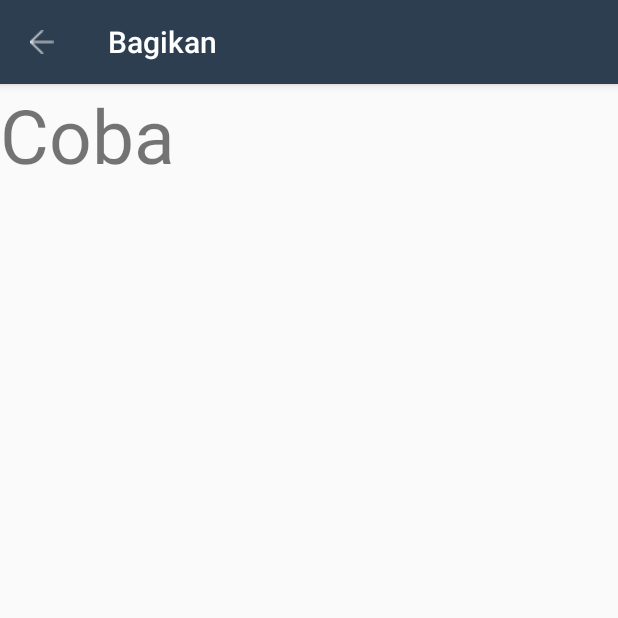
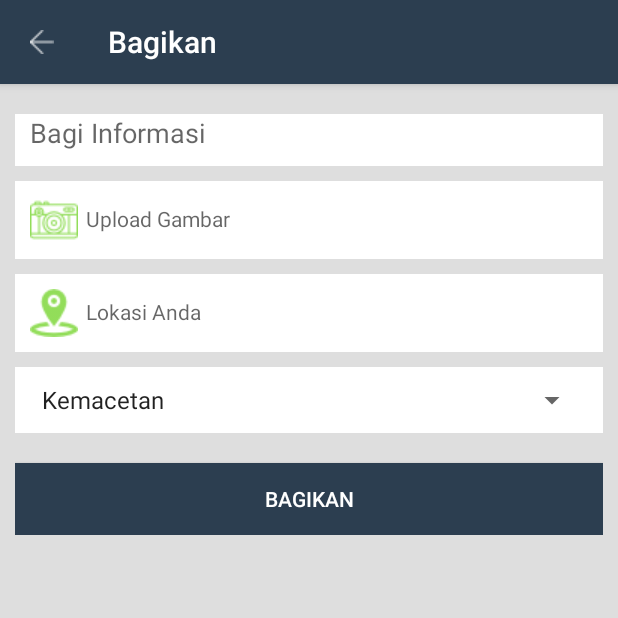
Before and after one commit to nyumon/jempol, an Android app: the NewPostActivity screen opened directly, with no data from a screen before it, on a phone screen of 412 x 824 dp, the top half of it. Run offline under Robolectric (Android 15) with nearby library versions, the phone set to English and light mode, and no system bars.

Commit message:
layout Activity_newpost

```diff
--- a/app/src/main/res/layout/activity_newpost.xml
+++ b/app/src/main/res/layout/activity_newpost.xml
@@ -2,7 +2,8 @@
     android:layout_width="match_parent"
     android:layout_height="match_parent"
     xmlns:app="http://schemas.android.com/apk/res-auto"
-    android:orientation="vertical">
+    android:orientation="vertical"
+    android:background="@color/colorSecondary">
     <android.support.design.widget.CoordinatorLayout xmlns:android="http://schemas.android.com/apk/res/android"
         xmlns:app="http://schemas.android.com/apk/res-auto"
         android:layout_width="match_parent"
@@ -26,14 +27,87 @@
            android:layout_width="match_parent"
            android:layout_height="match_parent"
            android:layout_marginTop="?attr/actionBarSize"
-           android:paddingTop="10sp">
+           android:paddingTop="20sp">
 
-           <TextView
+           <android.support.design.widget.TextInputLayout
                android:layout_width="match_parent"
                android:layout_height="wrap_content"
-               android:text="Coba"
-               android:textSize="50dp"
-               />
+               android:id="@+id/deskripsi"
+               android:padding="10sp">
+               <LinearLayout
+                   android:layout_width="match_parent"
+                   android:layout_height="wrap_content"
+                   android:orientation="vertical">
+                   <EditText
+                       android:layout_width="match_parent"
+                       android:layout_height="wrap_content"
+                       android:background="#fff"
+                       android:hint="Bagi Informasi"
+                       android:padding="10sp"/>
+                   <LinearLayout
+                       android:layout_width="match_parent"
+                       android:layout_height="wrap_content"
+                       android:background="#fff"
+                       android:layout_marginTop="10sp"
+                       android:orientation="horizontal"
+                       android:padding="10sp">
+                       <ImageButton
+                           android:id="@+id/UploadFoto"
+                           android:layout_width="wrap_content"
+                           android:layout_height="wrap_content"
+                           android:src="@drawable/technology"
+                           android:background="#fff"/>
+                       <TextView
+                           android:layout_width="wrap_content"
+                           android:layout_height="wrap_content"
+                           android:hint="Upload Gambar"
+                           android:padding="5sp"/>
+                   </LinearLayout>
+                   <LinearLayout
+                       android:layout_width="match_parent"
+                       android:layout_height="wrap_content"
+                       android:background="#fff"
+                       android:layout_marginTop="10sp"
+                       android:orientation="horizontal"
+                       android:padding="10sp">
+                       <ImageButton
+                           android:id="@+id/Location"
+                           android:layout_width="wrap_content"
+                           android:layout_height="wrap_content"
+                           android:src="@drawable/pin"
+                           android:background="#fff"/>
+                       <TextView
+                           android:layout_width="wrap_content"
+                           android:layout_height="wrap_content"
+                           android:hint="Lokasi Anda"
+                           android:padding="5sp"/>
+
+
+                   </LinearLayout>
+                   <LinearLayout xmlns:android="http://schemas.android.com/apk/res/android"
+                       android:layout_width="match_parent"
+                       android:layout_height="wrap_content"
+                       android:orientation="vertical"
+                       android:background="#fff"
+                       android:layout_marginTop="10sp"
+                       android:padding="10sp">
+
+                       <Spinner
+                           android:id="@+id/spinner1"
+                           android:layout_width="match_parent"
+                           android:layout_height="wrap_content"
+                           android:entries="@array/country_arrays"/>
+
+                   </LinearLayout>
+                   <Button
+                       android:layout_width="fill_parent"
+                       android:layout_height="wrap_content"
+                       android:layout_marginTop="20sp"
+                       android:background="@color/colorPrimaryDark"
+                       android:text="Bagikan"
+                       android:textColor="#fff"/>
+                </LinearLayout>
+           </android.support.design.widget.TextInputLayout>
 
        </android.support.v4.widget.DrawerLayout>
 
--- a/app/src/main/res/values/colors.xml
+++ b/app/src/main/res/values/colors.xml
@@ -2,6 +2,7 @@
 <resources>
     <color name="colorPrimary">#2c3e50</color>
     <color name="colorPrimaryDark">#2c3e50</color>
+    <color name="colorSecondary">#dedede</color>
     <color name="linkColor">#2c3e50</color>
     <color name="textColorPrimary">#212121</color>
     <color name="textColorSecondary">#727272</color>
--- a/app/src/main/res/values/strings.xml
+++ b/app/src/main/res/values/strings.xml
@@ -3,5 +3,11 @@
     <string name="action_settings">Settings</string>
     <string name="section_format">Hello World from section: %1$d</string>
     <string name="action_search">Search</string>
+    <string-array name="country_arrays">
+        <item>Kemacetan</item>
+        <item>Kecelakaan</item>
+        <item>Kerusakan Rambu</item>
+        <item>Lainnya</item>
+    </string-array>
 
 </resources>
```
Also changed, not shown: app/src/main/res/drawable/pin.png (added), app/src/main/res/drawable/technology.png (added).
